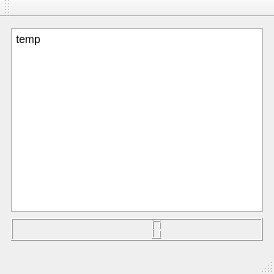
Before: the Qt Designer form Raspberry/mainwindow.ui in psy1064/DJU_OSP, drawn with Qt 5.
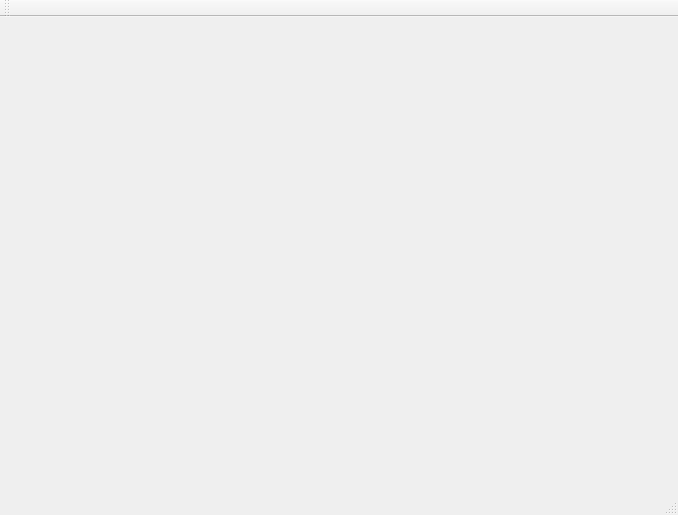
After: the same form once the commit is applied.

The edit to the form file:
```diff
--- a/Raspberry/mainwindow.ui
+++ b/Raspberry/mainwindow.ui
@@ -6,31 +6,14 @@
    <rect>
     <x>0</x>
     <y>0</y>
-    <width>274</width>
-    <height>274</height>
+    <width>678</width>
+    <height>515</height>
    </rect>
   </property>
   <property name="windowTitle">
    <string>MainWindow</string>
   </property>
-  <widget class="QWidget" name="centralWidget">
-   <layout class="QVBoxLayout" name="verticalLayout">
-    <item>
-     <widget class="QTextBrowser" name="textBrowser">
-      <property name="html">
-       <string>&lt;!DOCTYPE HTML PUBLIC &quot;-//W3C//DTD HTML 4.0//EN&quot; &quot;http://www.w3.org/TR/REC-html40/strict.dtd&quot;&gt;
-&lt;html&gt;&lt;head&gt;&lt;meta name=&quot;qrichtext&quot; content=&quot;1&quot; /&gt;&lt;style type=&quot;text/css&quot;&gt;
-p, li { white-space: pre-wrap; }
-&lt;/style&gt;&lt;/head&gt;&lt;body style=&quot; font-family:'PibotoLt'; font-size:8pt; font-weight:400; font-style:normal;&quot;&gt;
-&lt;p style=&quot; margin-top:0px; margin-bottom:0px; margin-left:0px; margin-right:0px; -qt-block-indent:0; text-indent:0px;&quot;&gt;temp&lt;/p&gt;&lt;/body&gt;&lt;/html&gt;</string>
-      </property>
-     </widget>
-    </item>
-    <item>
-     <widget class="QLCDNumber" name="lcdNumber"/>
-    </item>
-   </layout>
-  </widget>
+  <widget class="QWidget" name="centralWidget"/>
   <widget class="QToolBar" name="mainToolBar">
    <attribute name="toolBarArea">
     <enum>TopToolBarArea</enum>
```
